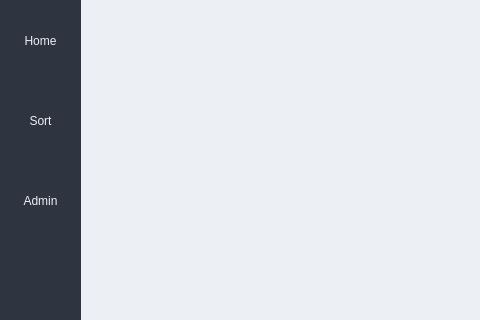
This is mainwindow.ui in josharaedwards/CS1C-Project-1 as Qt 5 draws it before an edit; both pictures show x 0 to 480 and y 0 to 320 of the 1280 by 720 pixel window. The edited form follows.
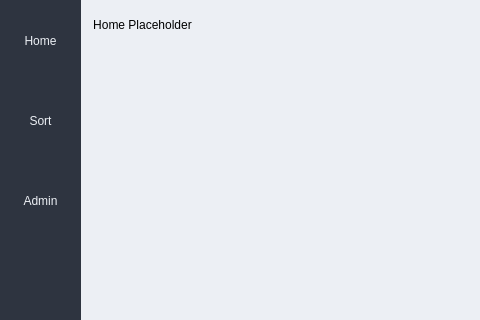
This is the edited form.

Commit message: Display contents according to button clicks

What changed in the file:
```diff
--- a/mainwindow.ui
+++ b/mainwindow.ui
@@ -211,6 +211,121 @@
      </property>
     </widget>
    </widget>
+   <widget class="QWidget" name="contentContainer" native="true">
+    <property name="geometry">
+     <rect>
+      <x>90</x>
+      <y>10</y>
+      <width>1181</width>
+      <height>701</height>
+     </rect>
+    </property>
+    <property name="minimumSize">
+     <size>
+      <width>1181</width>
+      <height>701</height>
+     </size>
+    </property>
+    <property name="maximumSize">
+     <size>
+      <width>1181</width>
+      <height>701</height>
+     </size>
+    </property>
+    <property name="styleSheet">
+     <string notr="true">background-color: rgb(236, 239, 244);</string>
+    </property>
+    <widget class="QWidget" name="homeContent" native="true">
+     <property name="geometry">
+      <rect>
+       <x>0</x>
+       <y>-1</y>
+       <width>105</width>
+       <height>33</height>
+      </rect>
+     </property>
+     <layout class="QVBoxLayout" name="verticalLayout_3">
+      <property name="spacing">
+       <number>0</number>
+      </property>
+      <property name="leftMargin">
+       <number>0</number>
+      </property>
+      <property name="topMargin">
+       <number>0</number>
+      </property>
+      <property name="rightMargin">
+       <number>0</number>
+      </property>
+      <property name="bottomMargin">
+       <number>0</number>
+      </property>
+      <item>
+       <widget class="QLabel" name="homePlaceholder">
+        <property name="text">
+         <string>&lt;html&gt;&lt;head/&gt;&lt;body&gt;&lt;p align=&quot;center&quot;&gt;Home Placeholder&lt;/p&gt;&lt;/body&gt;&lt;/html&gt;</string>
+        </property>
+       </widget>
+      </item>
+     </layout>
+    </widget>
+    <widget class="QWidget" name="sortContent" native="true">
+     <property name="geometry">
+      <rect>
+       <x>0</x>
+       <y>0</y>
+       <width>98</width>
+       <height>33</height>
+      </rect>
+     </property>
+     <layout class="QVBoxLayout" name="verticalLayout_2">
+      <property name="spacing">
+       <number>0</number>
+      </property>
+      <property name="leftMargin">
+       <number>0</number>
+      </property>
+      <property name="topMargin">
+       <number>0</number>
+      </property>
+      <property name="rightMargin">
+       <number>0</number>
+      </property>
+      <property name="bottomMargin">
+       <number>0</number>
+      </property>
+      <item>
+       <widget class="QLabel" name="sortPlaceholder">
+        <property name="text">
+         <string>&lt;html&gt;&lt;head/&gt;&lt;body&gt;&lt;p align=&quot;center&quot;&gt;Sort Placeholder&lt;/p&gt;&lt;/body&gt;&lt;/html&gt;</string>
+        </property>
+       </widget>
+      </item>
+     </layout>
+    </widget>
+    <widget class="QWidget" name="adminContent" native="true">
+     <property name="geometry">
+      <rect>
+       <x>-1</x>
+       <y>-1</y>
+       <width>105</width>
+       <height>31</height>
+      </rect>
+     </property>
+     <layout class="QVBoxLayout" name="verticalLayout">
+      <item>
+       <widget class="QLabel" name="adminPlaceholder">
+        <property name="text">
+         <string>&lt;html&gt;&lt;head/&gt;&lt;body&gt;&lt;p align=&quot;center&quot;&gt;Admin Placeholder&lt;/p&gt;&lt;/body&gt;&lt;/html&gt;</string>
+        </property>
+       </widget>
+      </item>
+     </layout>
+    </widget>
+    <zorder>adminContent</zorder>
+    <zorder>sortContent</zorder>
+    <zorder>homeContent</zorder>
+   </widget>
   </widget>
  </widget>
  <resources/>
```
Left out of the diff: 87 changed lines with no effect on the pictures. The commit also changes 2 other files.
